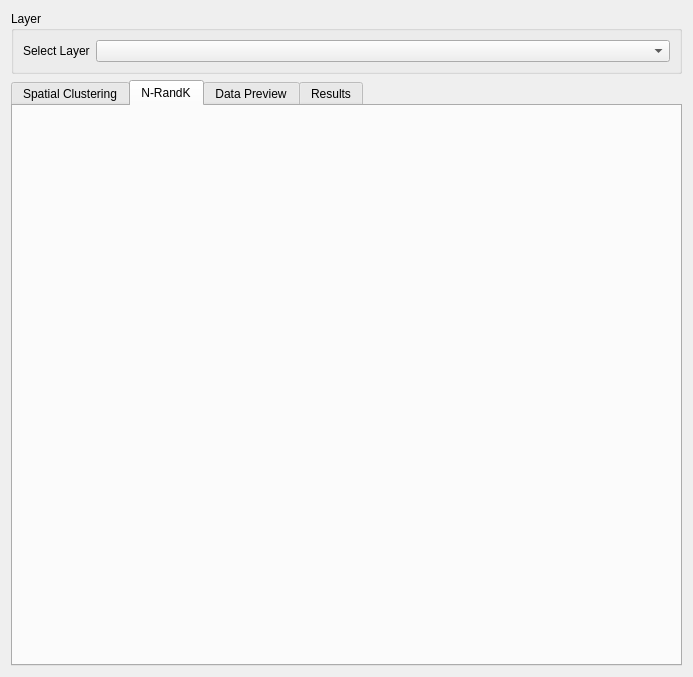
The window that ui/geoprivacy_dialog_base.ui (Diuke/GeoPriv) describes before a commit, drawn with Qt 5.
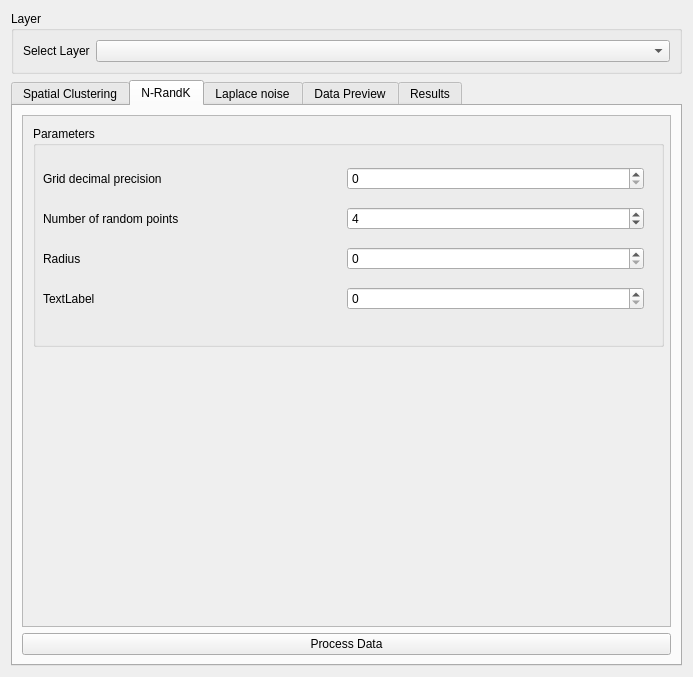
The same window after the commit. The open tabs and pages were chosen to show the change. Icons and pictures are not drawn. Custom widgets are drawn as their Qt base class.

```diff
--- a/ui/geoprivacy_dialog_base.ui
+++ b/ui/geoprivacy_dialog_base.ui
@@ -314,7 +314,181 @@
       <attribute name="title">
        <string>N-RandK</string>
       </attribute>
-      <layout class="QGridLayout" name="gridLayout"/>
+      <layout class="QGridLayout" name="gridLayout">
+       <item row="1" column="0">
+        <layout class="QGridLayout" name="gridLayout_5">
+         <item row="0" column="0">
+          <widget class="QPushButton" name="pushButton">
+           <property name="text">
+            <string>Process Data</string>
+           </property>
+          </widget>
+         </item>
+        </layout>
+       </item>
+       <item row="0" column="0">
+        <widget class="QScrollArea" name="scrollArea_3">
+         <property name="widgetResizable">
+          <bool>true</bool>
+         </property>
+         <widget class="QWidget" name="scrollAreaWidgetContents_3">
+          <property name="geometry">
+           <rect>
+            <x>0</x>
+            <y>0</y>
+            <width>651</width>
+            <height>500</height>
+           </rect>
+          </property>
+          <widget class="QGroupBox" name="groupBox_6">
+           <property name="geometry">
+            <rect>
+             <x>10</x>
+             <y>10</y>
+             <width>631</width>
+             <height>221</height>
+            </rect>
+           </property>
+           <property name="title">
+            <string>Parameters</string>
+           </property>
+           <widget class="QWidget" name="gridLayoutWidget_7">
+            <property name="geometry">
+             <rect>
+              <x>10</x>
+              <y>30</y>
+              <width>601</width>
+              <height>165</height>
+             </rect>
+            </property>
+            <layout class="QGridLayout" name="gridLayout_10">
+             <item row="3" column="1">
+              <widget class="QgsSpinBox" name="mQgsSpinBox_12"/>
+             </item>
+             <item row="2" column="1">
+              <widget class="QgsSpinBox" name="mQgsSpinBox_11"/>
+             </item>
+             <item row="3" column="0">
+              <widget class="QLabel" name="label_11">
+               <property name="text">
+                <string>TextLabel</string>
+               </property>
+              </widget>
+             </item>
+             <item row="2" column="0">
+              <widget class="QLabel" name="label_12">
+               <property name="text">
+                <string>Radius</string>
+               </property>
+              </widget>
+             </item>
+             <item row="0" column="0">
+              <widget class="QLabel" name="label_13">
+               <property name="text">
+                <string>Grid decimal precision</string>
+               </property>
+              </widget>
+             </item>
+             <item row="1" column="1">
+              <widget class="QgsSpinBox" name="mQgsSpinBox_10">
+               <property name="value">
+                <number>4</number>
+               </property>
+              </widget>
+             </item>
+             <item row="1" column="0">
+              <widget class="QLabel" name="label_14">
+               <property name="text">
+                <string>Number of random points</string>
+               </property>
+              </widget>
+             </item>
+             <item row="0" column="1">
+              <widget class="QgsSpinBox" name="mQgsSpinBox_9"/>
+             </item>
+            </layout>
+           </widget>
+          </widget>
+         </widget>
+        </widget>
+       </item>
+      </layout>
+     </widget>
+     <widget class="QWidget" name="tab_2">
+      <attribute name="title">
+       <string>Laplace noise</string>
+      </attribute>
+      <widget class="QScrollArea" name="scrollArea_4">
+       <property name="geometry">
+        <rect>
+         <x>10</x>
+         <y>10</y>
+         <width>651</width>
+         <height>531</height>
+        </rect>
+       </property>
+       <property name="widgetResizable">
+        <bool>true</bool>
+       </property>
+       <widget class="QWidget" name="scrollAreaWidgetContents_4">
+        <property name="geometry">
+         <rect>
+          <x>0</x>
+          <y>0</y>
+          <width>649</width>
+          <height>529</height>
+         </rect>
+        </property>
+        <widget class="QGroupBox" name="groupBox_7">
+         <property name="geometry">
+          <rect>
+           <x>10</x>
+           <y>10</y>
+           <width>631</width>
+           <height>111</height>
+          </rect>
+         </property>
+         <property name="title">
+          <string>Parameters</string>
+         </property>
+         <widget class="QWidget" name="gridLayoutWidget_6">
+          <property name="geometry">
+           <rect>
+            <x>9</x>
+            <y>30</y>
+            <width>611</width>
+            <height>69</height>
+           </rect>
+          </property>
+          <layout class="QGridLayout" name="gridLayout_8">
+           <item row="0" column="1">
+            <widget class="QgsSpinBox" name="mQgsSpinBox"/>
+           </item>
+           <item row="0" column="0">
+            <widget class="QLabel" name="label_3">
+             <property name="text">
+              <string>Sensitivity</string>
+             </property>
+            </widget>
+           </item>
+          </layout>
+         </widget>
+        </widget>
+        <widget class="QPushButton" name="pushButton_2">
+         <property name="geometry">
+          <rect>
+           <x>10</x>
+           <y>480</y>
+           <width>631</width>
+           <height>25</height>
+          </rect>
+         </property>
+         <property name="text">
+          <string>Process Data</string>
+         </property>
+        </widget>
+       </widget>
+      </widget>
      </widget>
      <widget class="QWidget" name="tabSettings">
       <attribute name="title">
```
Left out of the diff: 2 changed lines with no effect on the pictures.
